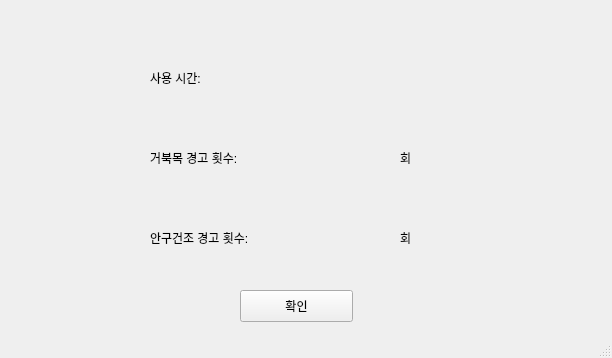
Qt form resources/ui/StatusWindow.ui (awesomeo184/hufs-11) before a commit.
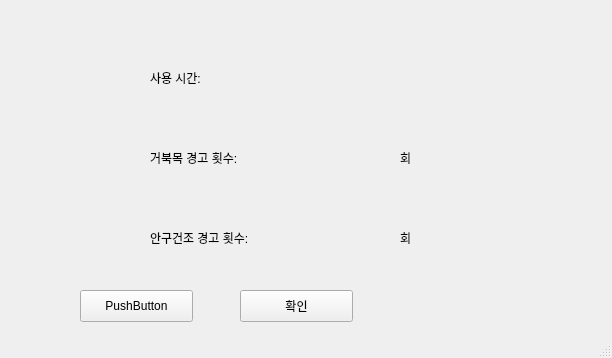
The same form after that commit.

What changed in the file:
```diff
--- a/resources/ui/StatusWindow.ui
+++ b/resources/ui/StatusWindow.ui
@@ -131,6 +131,19 @@
      <string/>
     </property>
    </widget>
+   <widget class="QPushButton" name="btn_back">
+    <property name="geometry">
+     <rect>
+      <x>80</x>
+      <y>290</y>
+      <width>113</width>
+      <height>32</height>
+     </rect>
+    </property>
+    <property name="text">
+     <string>PushButton</string>
+    </property>
+   </widget>
   </widget>
   <widget class="QStatusBar" name="statusbar"/>
  </widget>
```
